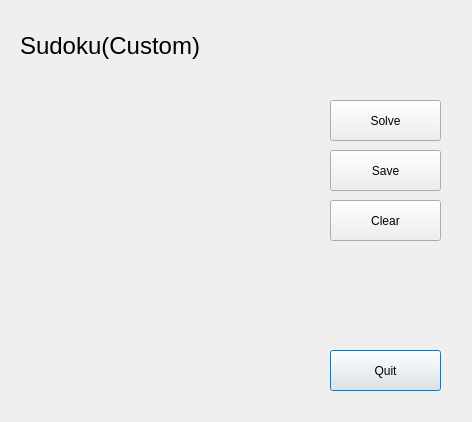
Old version of the form Sudoku/solvesudokuwindow.ui in the repository Akara4ok/Sudoku.
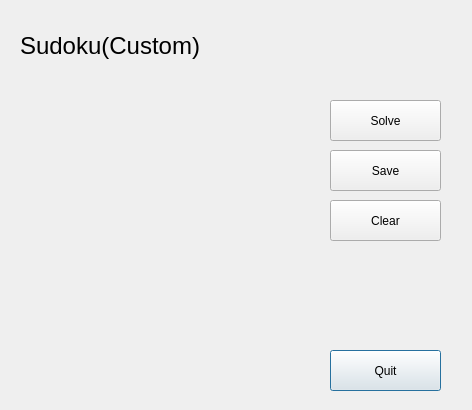
New version of the form.

```diff
--- a/Sudoku/solvesudokuwindow.ui
+++ b/Sudoku/solvesudokuwindow.ui
@@ -7,9 +7,21 @@
     <x>0</x>
     <y>0</y>
     <width>472</width>
-    <height>422</height>
+    <height>410</height>
    </rect>
   </property>
+  <property name="minimumSize">
+   <size>
+    <width>472</width>
+    <height>410</height>
+   </size>
+  </property>
+  <property name="maximumSize">
+   <size>
+    <width>472</width>
+    <height>410</height>
+   </size>
+  </property>
   <property name="windowTitle">
    <string>Dialog</string>
   </property>
@@ -89,7 +101,7 @@
      <x>20</x>
      <y>90</y>
      <width>291</width>
-     <height>321</height>
+     <height>301</height>
     </rect>
    </property>
    <layout class="QGridLayout" name="gridLayout_2"/>
```
Left out of the diff: 2 changed lines with no effect on the pictures.
